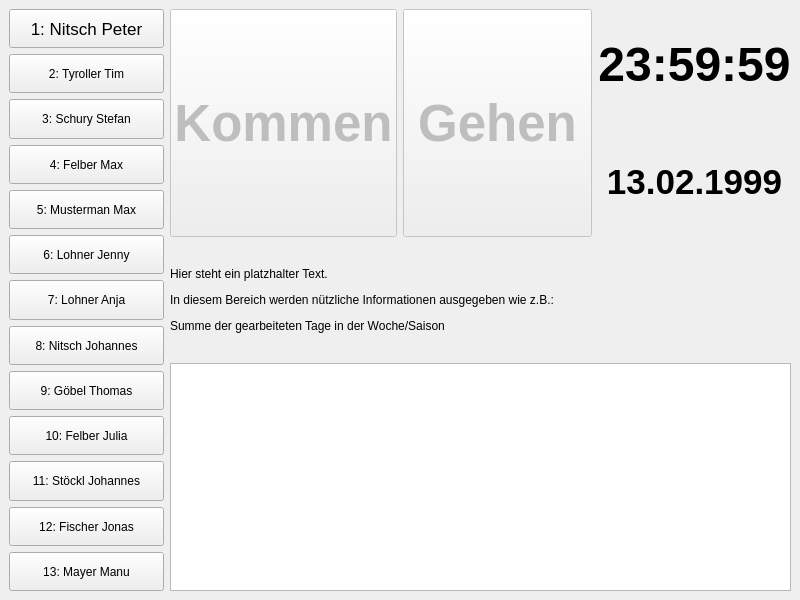
Before: the Qt Designer form mainwindow.ui in NitsPete/TimeStampTracker, drawn with Qt 5.
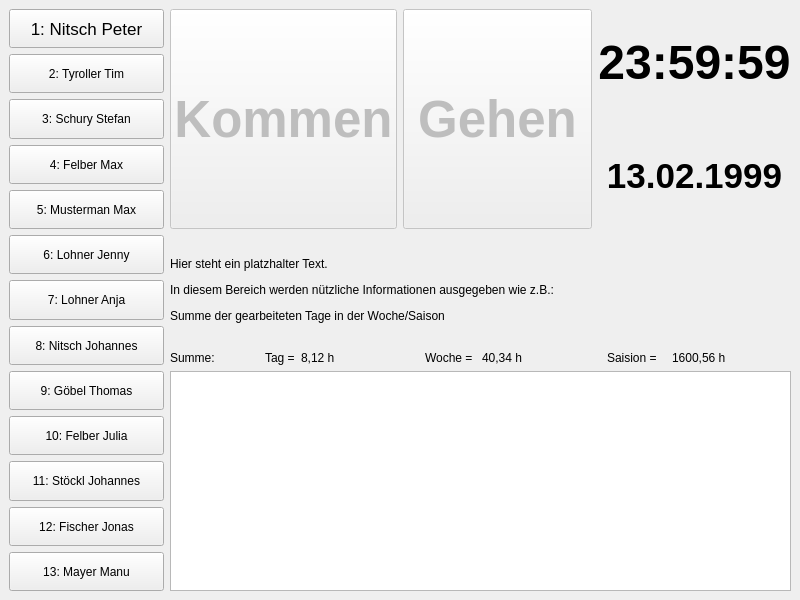
After: the same form once the commit is applied.

Commit message: Add part of load work time into table & Update ui with season/week/day work time display

What changed in the file:
```diff
--- a/mainwindow.ui
+++ b/mainwindow.ui
@@ -210,7 +210,7 @@
      </layout>
     </item>
     <item row="0" column="1">
-     <layout class="QVBoxLayout" name="verticalLayout_mainRight" stretch="2,1,2">
+     <layout class="QVBoxLayout" name="verticalLayout_mainRight" stretch="2,1,0,2">
       <item>
        <layout class="QHBoxLayout" name="horizontalLayout_inputs">
         <item>
@@ -320,6 +320,59 @@
         </property>
        </widget>
       </item>
+      <item>
+       <layout class="QHBoxLayout" name="horizontalLayout_workTime" stretch="6,2,8,3,8,4,8">
+        <item>
+         <widget class="QLabel" name="label_sum">
+          <property name="text">
+           <string>Summe: </string>
+          </property>
+         </widget>
+        </item>
+        <item>
+         <widget class="QLabel" name="label_day">
+          <property name="text">
+           <string>Tag =</string>
+          </property>
+         </widget>
+        </item>
+        <item>
+         <widget class="QLabel" name="label_timeDay">
+          <property name="text">
+           <string>8,12 h </string>
+          </property>
+         </widget>
+        </item>
+        <item>
+         <widget class="QLabel" name="label_week">
+          <property name="text">
+           <string>Woche = </string>
+          </property>
+         </widget>
+        </item>
+        <item>
+         <widget class="QLabel" name="label_timeWeek">
+          <property name="text">
+           <string>40,34 h</string>
+          </property>
+         </widget>
+        </item>
+        <item>
+         <widget class="QLabel" name="label_season">
+          <property name="text">
+           <string>Saision =</string>
+          </property>
+         </widget>
+        </item>
+        <item>
+         <widget class="QLabel" name="label_timeSeason">
+          <property name="text">
+           <string>1600,56 h</string>
+          </property>
+         </widget>
+        </item>
+       </layout>
+      </item>
       <item>
        <widget class="QTableView" name="tableView_timeStamps"/>
       </item>
```
The commit also changes 5 other files.
